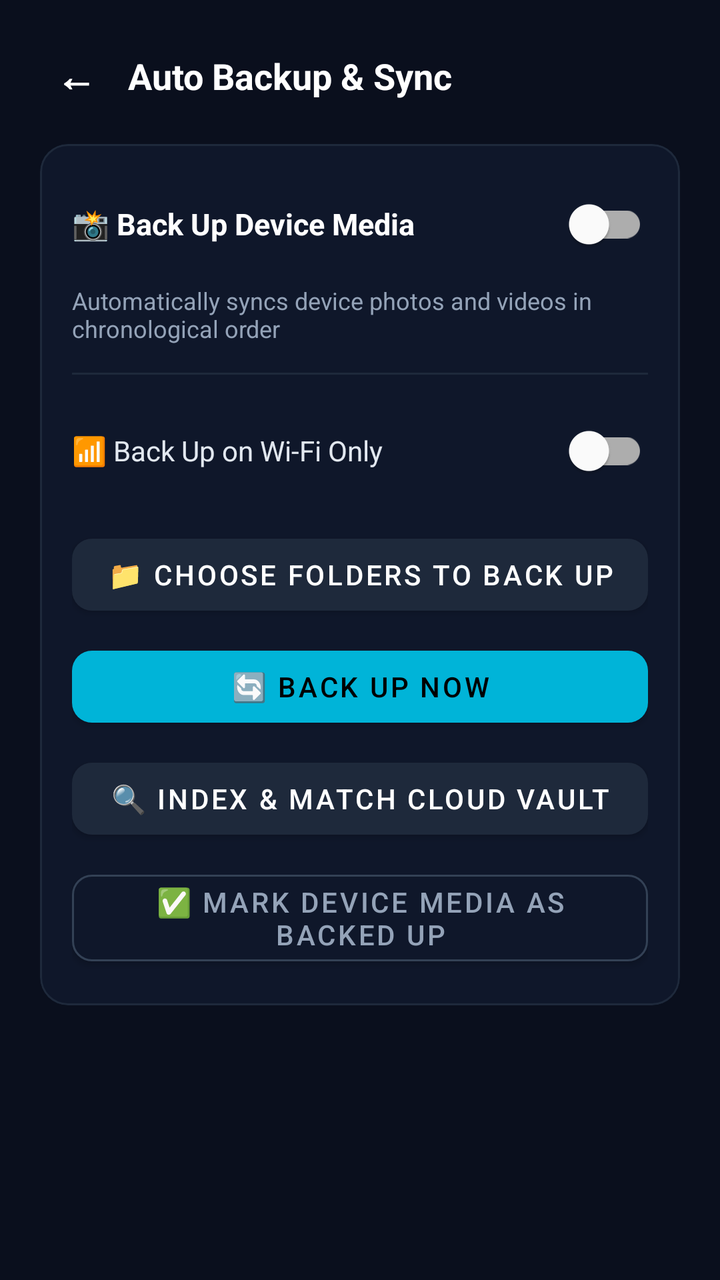
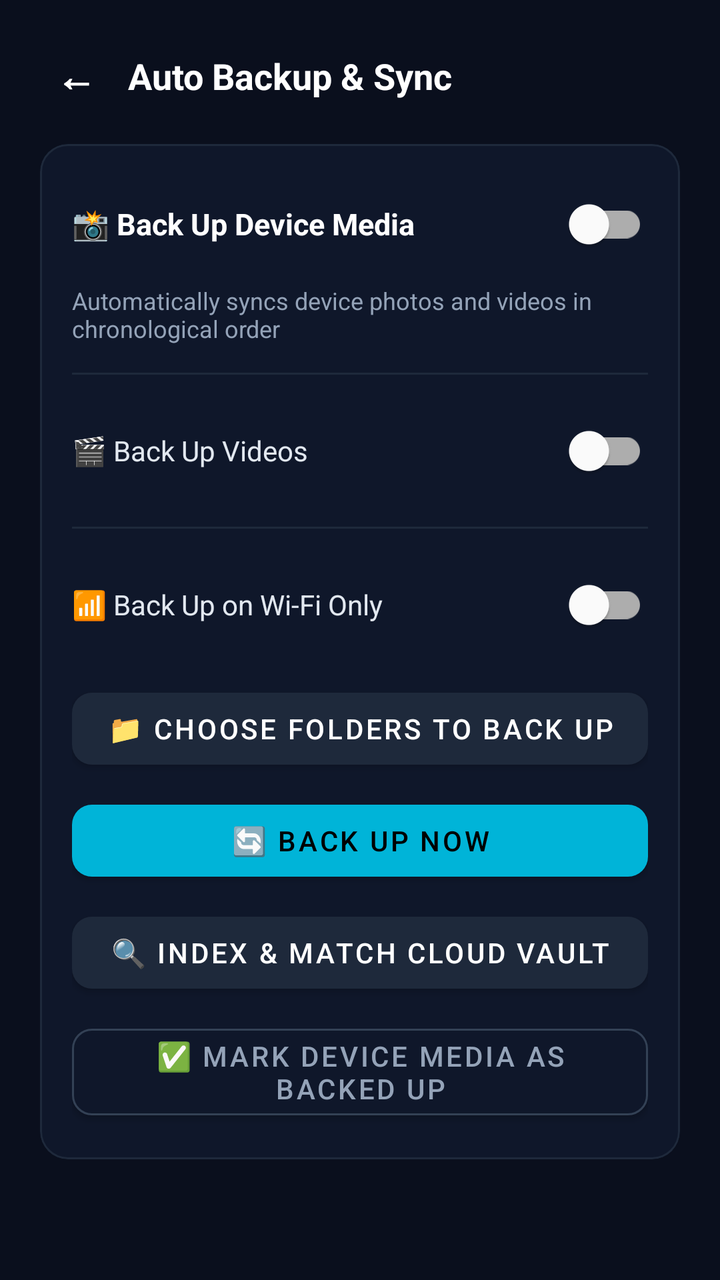

Two renders of the same Android screen: before a commit and after it. Below are the layout's source before the change and the commit's diff.
<!-- AndroidManifest.xml: application theme Theme.CloudVault -->
<!-- res/layout/dialog_autobackup_settings.xml -->
<?xml version="1.0" encoding="utf-8"?>
<ScrollView xmlns:android="http://schemas.android.com/apk/res/android"
    xmlns:app="http://schemas.android.com/apk/res-auto"
    android:layout_width="match_parent"
    android:layout_height="wrap_content"
    android:background="#0A0F1D">

    <LinearLayout
        android:layout_width="match_parent"
        android:layout_height="wrap_content"
        android:orientation="vertical"
        android:padding="20dp">

        
        <LinearLayout
            android:layout_width="match_parent"
            android:layout_height="wrap_content"
            android:orientation="horizontal"
            android:gravity="center_vertical">

            <TextView
                android:id="@+id/btnBackFromAutoBackup"
                android:layout_width="36dp"
                android:layout_height="36dp"
                android:gravity="center"
                android:text="←"
                android:textColor="#FFFFFF"
                android:textSize="20sp"
                android:textStyle="bold"
                android:background="?attr/selectableItemBackgroundBorderless" />

            <TextView
                android:layout_width="0dp"
                android:layout_height="wrap_content"
                android:layout_weight="1"
                android:layout_marginStart="8dp"
                android:text="Auto Backup &amp; Sync"
                android:textColor="#FFFFFF"
                android:textSize="18sp"
                android:textStyle="bold" />
        </LinearLayout>

        
        <com.google.android.material.card.MaterialCardView
            android:layout_width="match_parent"
            android:layout_height="wrap_content"
            android:layout_marginTop="16dp"
            app:cardCornerRadius="14dp"
            app:cardElevation="0dp"
            app:cardBackgroundColor="#0F172A"
            app:strokeColor="#1E293B"
            app:strokeWidth="1dp">

            <LinearLayout
                android:layout_width="match_parent"
                android:layout_height="wrap_content"
                android:orientation="vertical"
                android:padding="16dp">

                <LinearLayout
                    android:layout_width="match_parent"
                    android:layout_height="wrap_content"
                    android:orientation="horizontal"
                    android:gravity="center_vertical">

                    <TextView
                        android:layout_width="0dp"
                        android:layout_height="wrap_content"
                        android:layout_weight="1"
                        android:text="📸 Back Up Device Media"
                        android:textColor="#FFFFFF"
                        android:textSize="15sp"
                        android:textStyle="bold" />

                    <com.google.android.material.switchmaterial.SwitchMaterial
                        android:id="@+id/switchAutoBackup"
                        android:layout_width="wrap_content"
                        android:layout_height="wrap_content"
                        app:useMaterialThemeColors="true" />
                </LinearLayout>

                <TextView
                    android:id="@+id/tvBackupStatus"
                    android:layout_width="match_parent"
                    android:layout_height="wrap_content"
                    android:layout_marginTop="6dp"
                    android:text="Automatically syncs device photos and videos in chronological order"
                    android:textColor="#94A3B8"
                    android:textSize="12sp" />

                <View
                    android:layout_width="match_parent"
                    android:layout_height="1dp"
                    android:layout_marginTop="14dp"
                    android:layout_marginBottom="14dp"
                    android:background="#1E293B" />

                
                <LinearLayout
                    android:layout_width="match_parent"
                    android:layout_height="wrap_content"
                    android:orientation="horizontal"
                    android:gravity="center_vertical">

                    <TextView
                        android:layout_width="0dp"
                        android:layout_height="wrap_content"
                        android:layout_weight="1"
                        android:text="📶 Back Up on Wi-Fi Only"
                        android:textColor="#E2E8F0"
                        android:textSize="14sp" />

                    <com.google.android.material.switchmaterial.SwitchMaterial
                        android:id="@+id/switchWifiOnly"
                        android:layout_width="wrap_content"
                        android:layout_height="wrap_content"
                        app:useMaterialThemeColors="true" />
                </LinearLayout>

                
                <com.google.android.material.button.MaterialButton
                    android:id="@+id/btnSelectFolders"
                    android:layout_width="match_parent"
                    android:layout_height="wrap_content"
                    android:layout_marginTop="14dp"
                    android:text="📁 Choose Folders to Back Up"
                    android:textColor="#FFFFFF"
                    app:backgroundTint="#1E293B"
                    app:cornerRadius="10dp" />

                
                <com.google.android.material.button.MaterialButton
                    android:id="@+id/btnBackupNow"
                    android:layout_width="match_parent"
                    android:layout_height="wrap_content"
                    android:layout_marginTop="8dp"
                    android:text="🔄 Back Up Now"
                    android:textColor="#000000"
                    app:backgroundTint="@color/accent_cyan"
                    app:cornerRadius="10dp" />

                
                <com.google.android.material.button.MaterialButton
                    android:id="@+id/btnIndexCloudMedia"
                    android:layout_width="match_parent"
                    android:layout_height="wrap_content"
                    android:layout_marginTop="8dp"
                    android:text="🔍 Index &amp; Match Cloud Vault"
                    android:textColor="#FFFFFF"
                    app:backgroundTint="#1E293B"
                    app:cornerRadius="10dp" />

                
                <com.google.android.material.button.MaterialButton
                    android:id="@+id/btnMarkAllBackedUp"
                    android:layout_width="match_parent"
                    android:layout_height="wrap_content"
                    android:layout_marginTop="8dp"
                    android:text="✅ Mark Device Media as Backed Up"
                    android:textColor="#94A3B8"
                    app:backgroundTint="#0F172A"
                    app:strokeColor="#334155"
                    app:strokeWidth="1dp"
                    app:cornerRadius="10dp" />

            </LinearLayout>
        </com.google.android.material.card.MaterialCardView>

    </LinearLayout>
</ScrollView>
<!-- resources referenced by this layout -->
<resources>
  <color name="accent_cyan">#00B4D8</color>
  <style name="Theme.CloudVault" parent="Theme.MaterialComponents.DayNight.NoActionBar">
          <item name="colorPrimary">@color/accent_blue</item>
          <item name="colorSecondary">@color/accent_cyan</item>
          <item name="android:statusBarColor">@color/bg_dark</item>
          <item name="android:windowBackground">@color/bg_dark</item>
      </style>
  <color name="accent_blue">#1976D2</color>
  <color name="bg_dark">#080E18</color>
</resources>

<!-- the commit's change to res/layout/dialog_autobackup_settings.xml (unified diff, before → after) -->
@@ -106,6 +106,35 @@
                         android:layout_width="0dp"
                         android:layout_height="wrap_content"
                         android:layout_weight="1"
+                        android:text="🎬 Back Up Videos"
+                        android:textColor="#E2E8F0"
+                        android:textSize="14sp" />
+
+                    <com.google.android.material.switchmaterial.SwitchMaterial
+                        android:id="@+id/switchBackupVideos"
+                        android:layout_width="wrap_content"
+                        android:layout_height="wrap_content"
+                        app:useMaterialThemeColors="true" />
+                </LinearLayout>
+
+                <View
+                    android:layout_width="match_parent"
+                    android:layout_height="1dp"
+                    android:layout_marginTop="14dp"
+                    android:layout_marginBottom="14dp"
+                    android:background="#1E293B" />
+
+                
+                <LinearLayout
+                    android:layout_width="match_parent"
+                    android:layout_height="wrap_content"
+                    android:orientation="horizontal"
+                    android:gravity="center_vertical">
+
+                    <TextView
+                        android:layout_width="0dp"
+                        android:layout_height="wrap_content"
+                        android:layout_weight="1"
                         android:text="📶 Back Up on Wi-Fi Only"
                         android:textColor="#E2E8F0"
                         android:textSize="14sp" />
